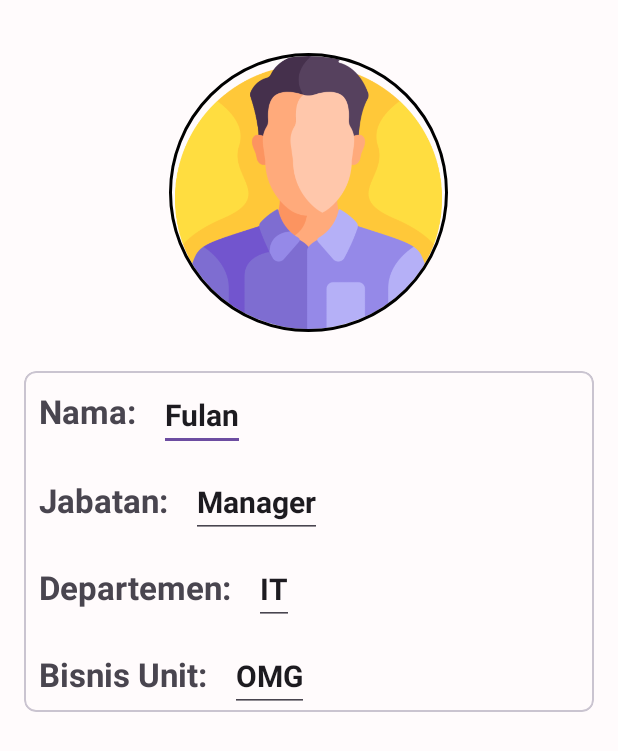
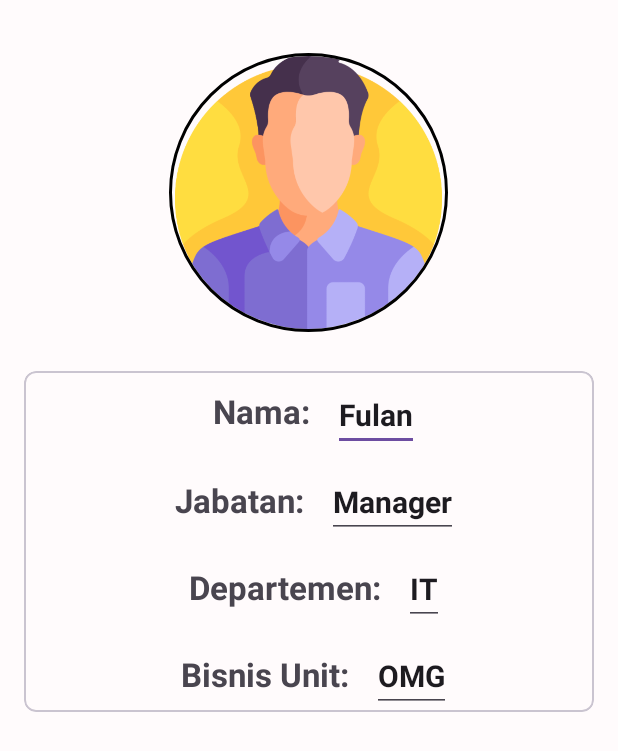
Before and after one commit to rmaprojects/Absen-Online-native, an Android app: the layout fragment_profile.xml on its own in the app's theme, with its tools: preview values and no code run, on a phone screen of 412 x 824 dp. Shown: the top 751 px of the screen. Run offline under Robolectric (Android 15) with nearby library versions, the phone set to English and light mode, and no system bars.

Commit message:
update profile

```diff
--- a/app/src/main/res/layout/fragment_profile.xml
+++ b/app/src/main/res/layout/fragment_profile.xml
@@ -1,9 +1,14 @@
 <?xml version="1.0" encoding="utf-8"?>
-<LinearLayout xmlns:android="http://schemas.android.com/apk/res/android"
+<ScrollView xmlns:android="http://schemas.android.com/apk/res/android"
     android:layout_width="match_parent"
     android:layout_height="match_parent"
     xmlns:app="http://schemas.android.com/apk/res-auto"
     android:orientation="vertical">
+
+    <LinearLayout
+        android:layout_width="match_parent"
+        android:orientation="vertical"
+        android:layout_height="match_parent">
 
         <de.hdodenhof.circleimageview.CircleImageView
             android:layout_width="186dp"
@@ -30,6 +35,7 @@
 
                 <LinearLayout
                     android:layout_width="match_parent"
+                    android:gravity="center"
                     android:layout_height="wrap_content"
                     android:orientation="vertical">
 
@@ -130,5 +136,6 @@
             </com.google.android.material.card.MaterialCardView>
 
         </LinearLayout>
+    </LinearLayout>
 
-</LinearLayout>
+</ScrollView>
```
Lines whose indentation alone changed are shown as unchanged.
